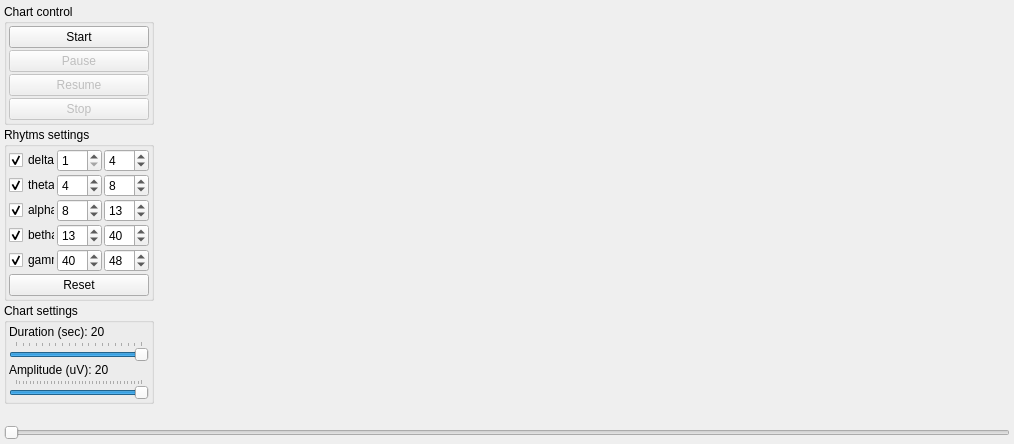
Old version of the form UI/rhytmwindow.ui in the repository ZarkSPb/BB_Python.
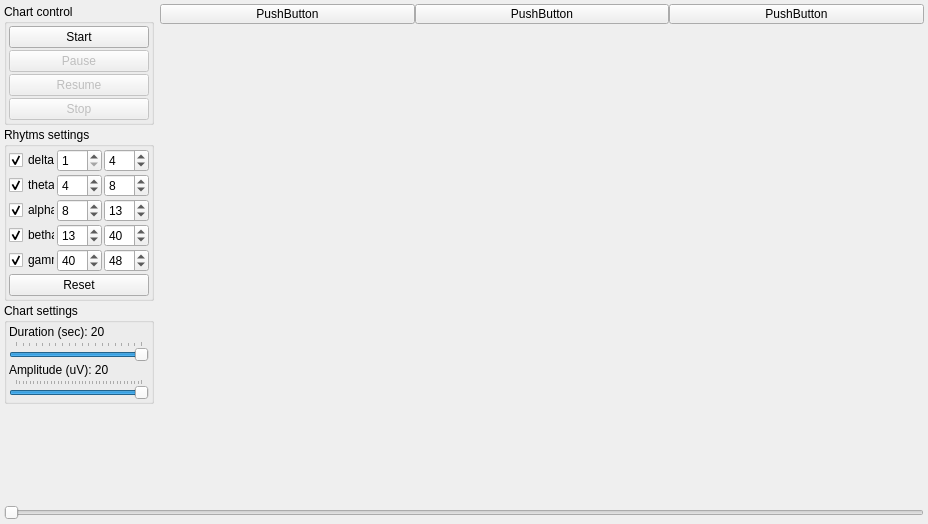
New version of the form.

What changed in the file:
```diff
--- a/UI/rhytmwindow.ui
+++ b/UI/rhytmwindow.ui
@@ -6,20 +6,14 @@
    <rect>
     <x>0</x>
     <y>0</y>
-    <width>1014</width>
-    <height>444</height>
+    <width>928</width>
+    <height>524</height>
    </rect>
   </property>
   <property name="windowTitle">
    <string>Rhytms view</string>
   </property>
-  <layout class="QFormLayout" name="formLayout">
-   <property name="horizontalSpacing">
-    <number>4</number>
-   </property>
-   <property name="verticalSpacing">
-    <number>4</number>
-   </property>
+  <layout class="QGridLayout" name="gridLayout_2">
    <property name="leftMargin">
     <number>4</number>
    </property>
@@ -32,7 +26,95 @@
    <property name="bottomMargin">
     <number>4</number>
    </property>
-   <item row="0" column="0">
+   <item row="1" column="2">
+    <widget class="QWidget" name="WidgetChartsAnalyze" native="true">
+     <property name="minimumSize">
+      <size>
+       <width>300</width>
+       <height>50</height>
+      </size>
+     </property>
+     <property name="maximumSize">
+      <size>
+       <width>300</width>
+       <height>16777215</height>
+      </size>
+     </property>
+     <layout class="QVBoxLayout" name="LayoutChartsAnalyze">
+      <property name="spacing">
+       <number>0</number>
+      </property>
+      <property name="leftMargin">
+       <number>0</number>
+      </property>
+      <property name="topMargin">
+       <number>0</number>
+      </property>
+      <property name="rightMargin">
+       <number>0</number>
+      </property>
+      <property name="bottomMargin">
+       <number>0</number>
+      </property>
+     </layout>
+    </widget>
+   </item>
+   <item row="2" column="0" colspan="3">
+    <widget class="QSlider" name="SliderChart">
+     <property name="enabled">
+      <bool>true</bool>
+     </property>
+     <property name="minimum">
+      <number>1000</number>
+     </property>
+     <property name="maximum">
+      <number>10000</number>
+     </property>
+     <property name="singleStep">
+      <number>25</number>
+     </property>
+     <property name="pageStep">
+      <number>250</number>
+     </property>
+     <property name="value">
+      <number>1000</number>
+     </property>
+     <property name="sliderPosition">
+      <number>1000</number>
+     </property>
+     <property name="orientation">
+      <enum>Qt::Horizontal</enum>
+     </property>
+    </widget>
+   </item>
+   <item row="1" column="1">
+    <widget class="QWidget" name="WidgetCharts" native="true">
+     <property name="minimumSize">
+      <size>
+       <width>50</width>
+       <height>50</height>
+      </size>
+     </property>
+     <layout class="QVBoxLayout" name="LayoutCharts">
+      <property name="spacing">
+       <number>0</number>
+      </property>
+      <property name="leftMargin">
+       <number>0</number>
+      </property>
+      <property name="topMargin">
+       <number>0</number>
+      </property>
+      <property name="rightMargin">
+       <number>0</number>
+      </property>
+      <property name="bottomMargin">
+       <number>0</number>
+      </property>
+     </layout>
+    </widget>
+   </item>
+   <item row="0" column="0" rowspan="2">
     <widget class="QWidget" name="WidgetControl" native="true">
      <property name="minimumSize">
       <size>
@@ -447,9 +529,21 @@
      </layout>
     </widget>
    </item>
-   <item row="0" column="1">
-    <widget class="QWidget" name="WidgetCharts" native="true">
-     <layout class="QVBoxLayout" name="LayoutCharts">
+   <item row="0" column="1" colspan="2">
+    <widget class="QWidget" name="widget" native="true">
+     <property name="minimumSize">
+      <size>
+       <width>0</width>
+       <height>16</height>
+      </size>
+     </property>
+     <property name="maximumSize">
+      <size>
+       <width>16777215</width>
+       <height>20</height>
+      </size>
+     </property>
+     <layout class="QHBoxLayout" name="horizontalLayout">
       <property name="spacing">
        <number>0</number>
       </property>
@@ -465,37 +559,30 @@
       <property name="bottomMargin">
        <number>0</number>
       </property>
+      <item>
+       <widget class="QPushButton" name="pushButton">
+        <property name="text">
+         <string>PushButton</string>
+        </property>
+       </widget>
+      </item>
+      <item>
+       <widget class="QPushButton" name="pushButton_2">
+        <property name="text">
+         <string>PushButton</string>
+        </property>
+       </widget>
+      </item>
+      <item>
+       <widget class="QPushButton" name="pushButton_3">
+        <property name="text">
+         <string>PushButton</string>
+        </property>
+       </widget>
+      </item>
      </layout>
     </widget>
    </item>
-   <item row="1" column="0" colspan="2">
-    <widget class="QSlider" name="SliderChart">
-     <property name="enabled">
-      <bool>true</bool>
-     </property>
-     <property name="minimum">
-      <number>1000</number>
-     </property>
-     <property name="maximum">
-      <number>10000</number>
-     </property>
-     <property name="singleStep">
-      <number>25</number>
-     </property>
-     <property name="pageStep">
-      <number>250</number>
-     </property>
-     <property name="value">
-      <number>1000</number>
-     </property>
-     <property name="sliderPosition">
-      <number>1000</number>
-     </property>
-     <property name="orientation">
-      <enum>Qt::Horizontal</enum>
-     </property>
-    </widget>
-   </item>
   </layout>
  </widget>
  <resources/>
```
